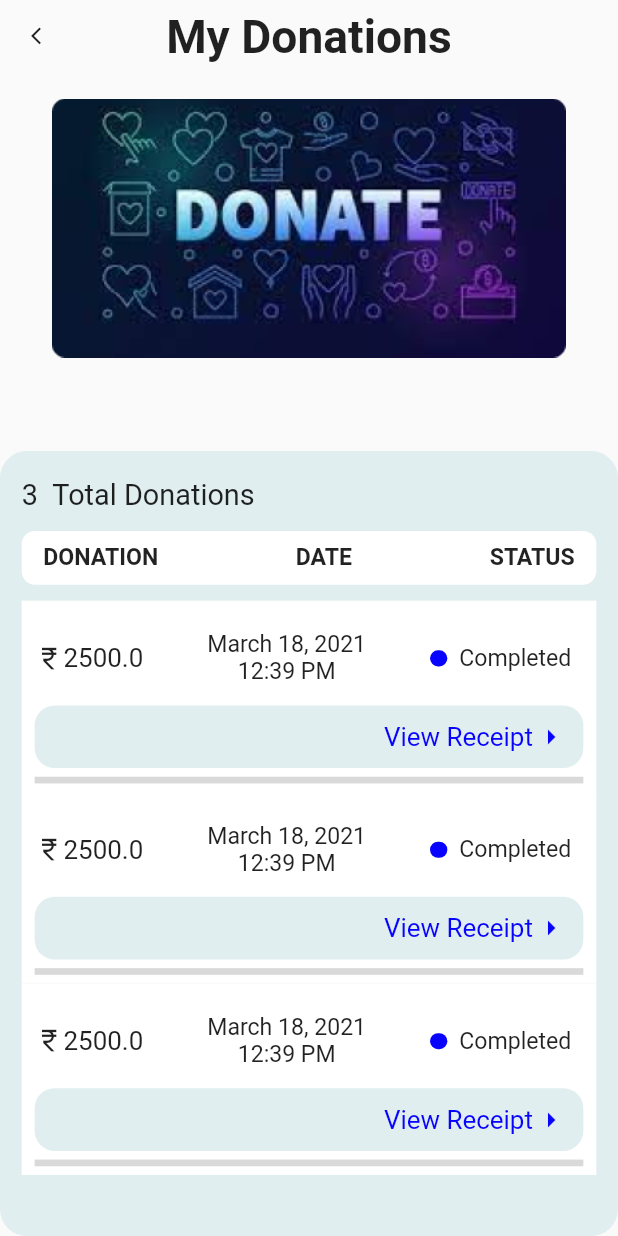
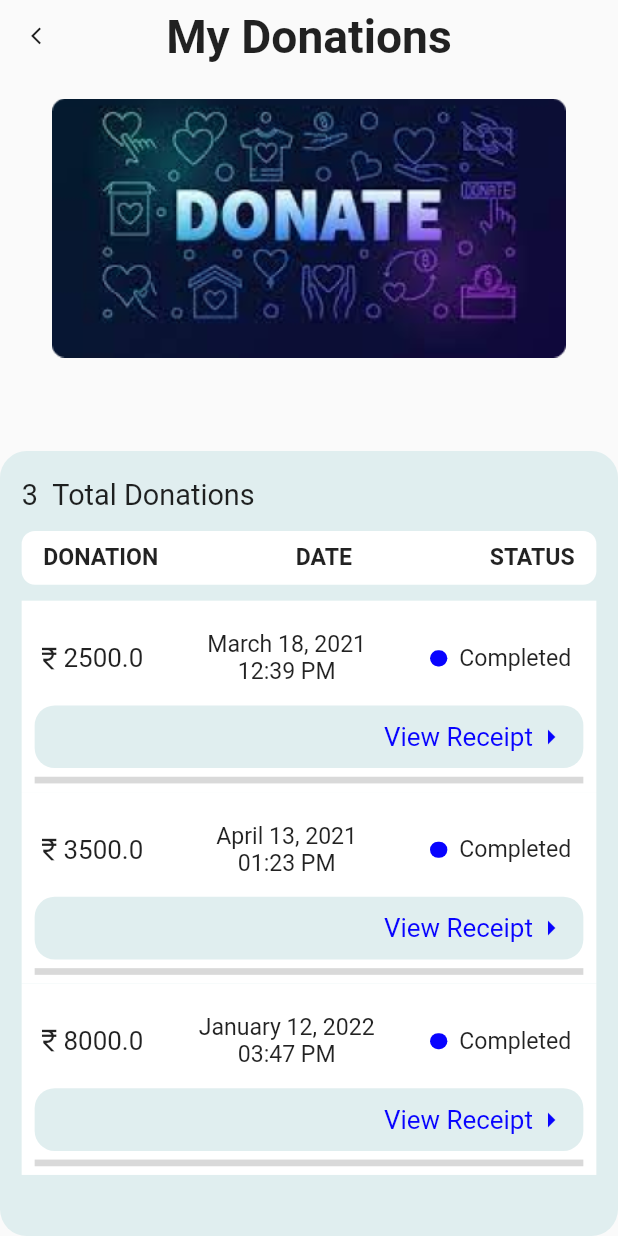
Before and after one commit to hackslash-nitp/cura, a Flutter app: the screen it shows after launch, on a phone screen of 412 x 824 dp. Run offline on Flutter 3.47's test engine with Material 2 defaults, Android fonts, the phone set to English and light mode, and no system bars; our stand-ins replace carousel_slider, firebase_auth, firebase_core, flutter_screenutil; accounts and stored records are empty.

Commit message:
show appropriate data for each donation

```diff
--- a/lib/individual/my_donations.dart
+++ b/lib/individual/my_donations.dart
@@ -9,7 +9,26 @@ class MyDonationsScreen extends StatefulWidget {
 }
 
 class _MyDonationsScreenState extends State<MyDonationsScreen> {
-  final List<String> _donations = ["Donation1", "Donation2", "Donation3"];
+  final List<Map<String, String>> _donations = [
+    {
+      'donationAmount': '2500.0',
+      'date': 'March 18, 2021',
+      'time': '12:39 PM',
+      'status': 'Completed',
+    },
+    {
+      'donationAmount': '3500.0',
+      'date': 'April 13, 2021',
+      'time': '01:23 PM',
+      'status': 'Completed',
+    },
+    {
+      'donationAmount': '8000.0',
+      'date': 'January 12, 2022',
+      'time': '03:47 PM',
+      'status': 'Completed',
+    },
+  ];
   @override
   Widget build(BuildContext context) {
     return ScreenUtilInit(
@@ -130,6 +149,15 @@ class _MyDonationsScreenState extends State<MyDonationsScreen> {
                                 itemBuilder: (context, index) {
                                   return MyDonationInfo(
                                     index: index,
+                                    donationAmount: _donations[index]
+                                            ['donationAmount'] ??
+                                        "Not Available",
+                                    date: _donations[index]['date'] ??
+                                        "Not Available",
+                                    time: _donations[index]['time'] ??
+                                        "Not Available",
+                                    status: _donations[index]['status'] ??
+                                        "Not Available",
                                   );
                                 }),
                           ),
@@ -149,8 +177,16 @@ class _MyDonationsScreenState extends State<MyDonationsScreen> {
 
 class MyDonationInfo extends StatelessWidget {
   final int index;
+  final String donationAmount, date, time, status;
 
-  const MyDonationInfo({Key? key, required this.index}) : super(key: key);
+  const MyDonationInfo(
+      {Key? key,
+      required this.index,
+      required this.donationAmount,
+      required this.time,
+      required this.date,
+      required this.status})
+      : super(key: key);
   Widget build(BuildContext context) {
     return Container(
       decoration: const BoxDecoration(
@@ -169,14 +205,14 @@ class MyDonationInfo extends StatelessWidget {
                     size: 20.w,
                   ),
                   Text(
-                    "2500.0",
+                    donationAmount,
                     style:
                         TextStyle(fontSize: 18.sp, fontWeight: FontWeight.w400),
                   ),
                 ],
               ),
               Text(
-                "March 18, 2021\n12:39 PM",
+                "$date\n$time",
                 textAlign: TextAlign.center,
                 style: TextStyle(
                   fontSize: 16.sp,
@@ -196,7 +232,7 @@ class MyDonationInfo extends StatelessWidget {
                   Padding(
                     padding: const EdgeInsets.all(8.0),
                     child: Text(
-                      "Completed",
+                      status,
                       style: TextStyle(
                           fontSize: 16.sp, fontWeight: FontWeight.w400),
                     ),
@@ -217,7 +253,8 @@ class MyDonationInfo extends StatelessWidget {
             ),
             child: GestureDetector(
               onTap: () {
-                print("Receipt tapped: #$index");
+                //code for showing receipt
+                //to be implemented later
               },
               child: Row(
                 mainAxisAlignment: MainAxisAlignment.end,
```
